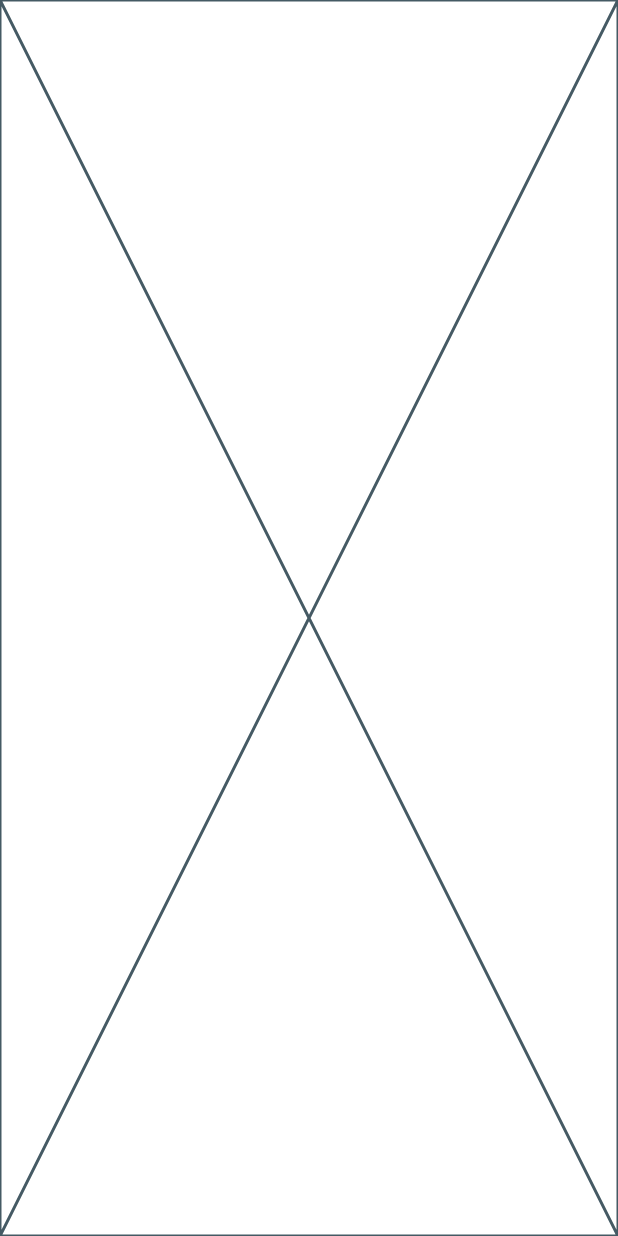
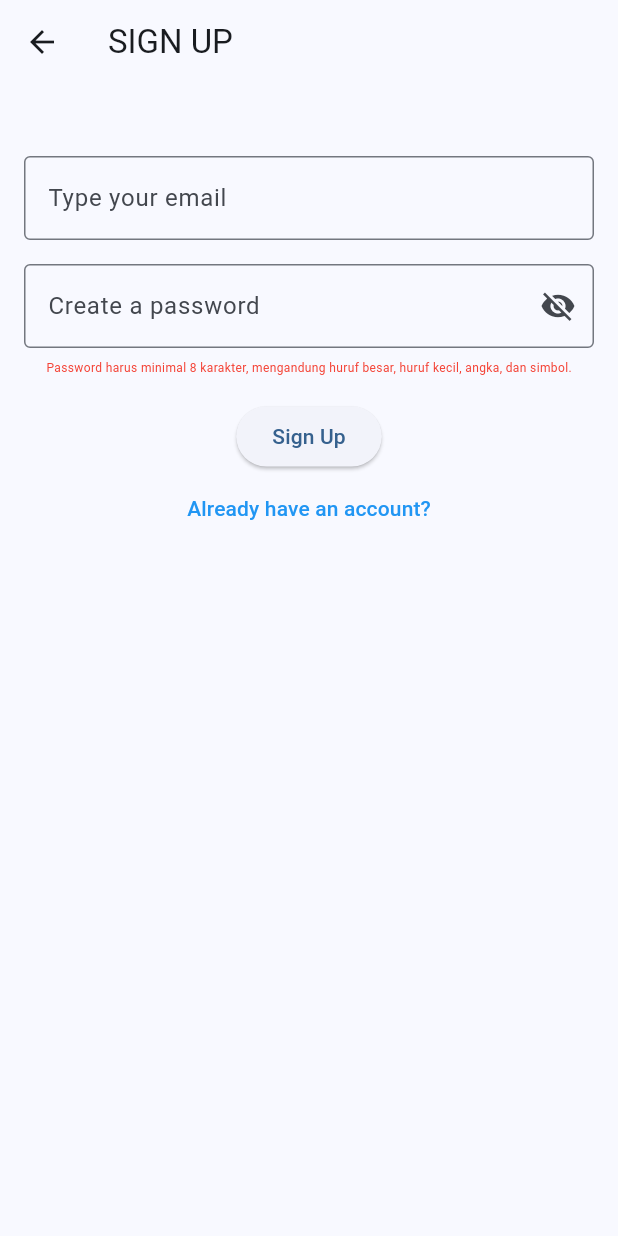
Before and after one commit to adhfac/fasum, a Flutter app: the screen it shows after launch, after a tap on "Don't have an account?", on a phone screen of 412 x 824 dp. Run offline on Flutter 3.47's test engine with Material 3 defaults, Android fonts, the phone set to English and light mode, and no system bars; our stand-ins replace firebase_auth, firebase_core; accounts and stored records are empty; generated files the repository leaves out were written again; network calls fail.

```diff
--- a/lib/main.dart
+++ b/lib/main.dart
@@ -6,7 +6,7 @@ import 'package:firebase_core/firebase_core.dart';
 import 'package:flutter/material.dart';
 
 void main() async{
-  WidgetsFlutterBinding.ensureInitialized;
+  WidgetsFlutterBinding.ensureInitialized();
   await Firebase.initializeApp(options: DefaultFirebaseOptions.currentPlatform);
   runApp(const MainApp());
 }
--- a/lib/screens/signin_screen.dart
+++ b/lib/screens/signin_screen.dart
@@ -1,7 +1,6 @@
 import 'package:fasum/screens/home_screen.dart';
 import 'package:fasum/screens/signup_screen.dart';
 import 'package:firebase_auth/firebase_auth.dart';
-import 'package:firebase_core/firebase_core.dart';
 import 'package:flutter/material.dart';
 
 class SigninScreen extends StatefulWidget {
@@ -15,6 +14,7 @@ class _SigninScreenState extends State<SigninScreen> {
   final _emailController = TextEditingController();
   final _passwordController = TextEditingController();
   String _errorMessage = ' ';
+  bool _obscurePassword = true;
 
   @override
   Widget build(BuildContext context) {
@@ -40,8 +40,23 @@ class _SigninScreenState extends State<SigninScreen> {
               ),
               TextField(
                 controller: _passwordController,
-                decoration: const InputDecoration(
-                    labelText: 'Your password?', border: OutlineInputBorder()),
+                obscureText: _obscurePassword,
+                decoration: InputDecoration(
+                  labelText: 'Your password?',
+                  border: const OutlineInputBorder(),
+                  suffixIcon: IconButton(
+                    icon: Icon(
+                      _obscurePassword
+                          ? Icons.visibility_off
+                          : Icons.visibility,
+                    ),
+                    onPressed: () {
+                      setState(() {
+                        _obscurePassword = !_obscurePassword;
+                      });
+                    },
+                  ),
+                ),
               ),
               const SizedBox(
                 height: 16,
--- a/lib/screens/signup_screen.dart
+++ b/lib/screens/signup_screen.dart
@@ -1,3 +1,6 @@
+import 'package:fasum/screens/home_screen.dart';
+import 'package:fasum/screens/signin_screen.dart';
+import 'package:firebase_auth/firebase_auth.dart';
 import 'package:flutter/material.dart';
 
 class SignupScreen extends StatefulWidget {
@@ -8,8 +11,108 @@ class SignupScreen extends StatefulWidget {
 }
 
 class _SignupScreenState extends State<SignupScreen> {
+  final _emailController = TextEditingController();
+  final _passwordController = TextEditingController();
+  String _errorMessage = ' ';
+  bool _obscurePassword = true;
+
+  bool isValidPassword(String password) {
+    final regex = RegExp(
+        r'^(?=.*[a-z])(?=.*[A-Z])(?=.*\d)(?=.*[@\$!%*?&])[A-Za-z\d@\$!%*?&]{8,}\$');
+    return regex.hasMatch(password);
+  }
+
   @override
   Widget build(BuildContext context) {
-    return const Placeholder();
+    return Scaffold(
+      appBar: AppBar(
+        title: const Text('SIGN UP'),
+      ),
+      body: Padding(
+        padding: const EdgeInsets.all(16),
+        child: Column(
+          children: [
+            const SizedBox(
+              height: 32,
+            ),
+            TextField(
+              controller: _emailController,
+              decoration: const InputDecoration(
+                  labelText: 'Type your email', border: OutlineInputBorder()),
+            ),
+            const SizedBox(
+              height: 16,
+            ),
+            TextField(
+              controller: _passwordController,
+              obscureText: _obscurePassword,
+              decoration: InputDecoration(
+                labelText: 'Create a password',
+                border: const OutlineInputBorder(),
+                suffixIcon: IconButton(
+                  icon: Icon(
+                    _obscurePassword ? Icons.visibility_off : Icons.visibility,
+                  ),
+                  onPressed: () {
+                    setState(() {
+                      _obscurePassword = !_obscurePassword;
+                    });
+                  },
+                ),
+              ),
+            ),
+            const SizedBox(height: 8),
+            const Text(
+              "Password harus minimal 8 karakter, mengandung huruf besar, huruf kecil, angka, dan simbol.",
+              style: TextStyle(fontSize: 8, color: Colors.red),
+            ),
+            const SizedBox(
+              height: 16,
+            ),
+            ElevatedButton(
+              onPressed: () async {
+                if (!isValidPassword(_passwordController.text)) {
+                  setState(() {
+                    _errorMessage = "Password tidak memenuhi syarat!";
+                  });
+                  ScaffoldMessenger.of(context)
+                      .showSnackBar(SnackBar(content: Text(_errorMessage)));
+                  return;
+                }
+
+                try {
+                  await FirebaseAuth.instance.createUserWithEmailAndPassword(
+                    email: _emailController.text,
+                    password: _passwordController.text,
+                  );
+                  Navigator.of(context).pushReplacement(MaterialPageRoute(
+                    builder: (context) => const HomeScreen(),
+                  ));
+                } catch (e) {
+                  setState(() {
+                    _errorMessage = e.toString();
+                  });
+                  ScaffoldMessenger.of(context)
+                      .showSnackBar(SnackBar(content: Text(_errorMessage)));
+                }
+              },
+              child: const Text("Sign Up"),
+            ),
+            TextButton(
+                onPressed: () {
+                  Navigator.push(
+                      context,
+                      MaterialPageRoute(
+                        builder: (context) => const SigninScreen(),
+                      ));
+                },
+                child: const Text(
+                  "Already have an account?",
+                  style: TextStyle(color: Colors.blue),
+                )),
+          ],
+        ),
+      ),
+    );
   }
 }
```
